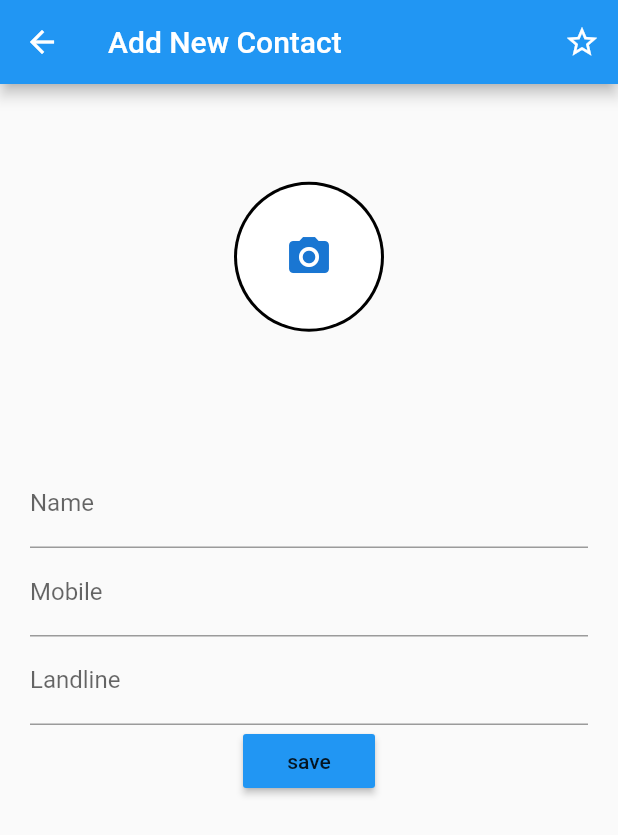
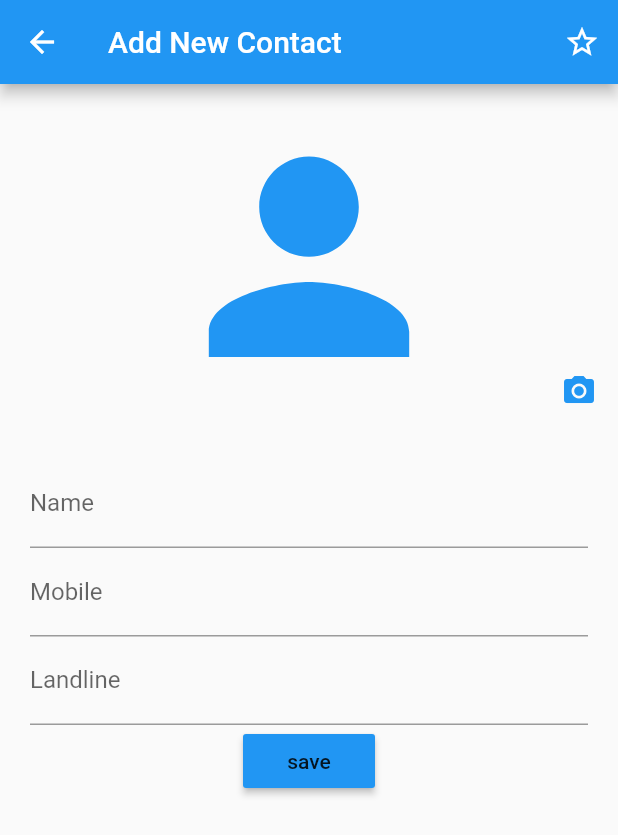
Before and after one commit to Palak147/ContactApp_bloc, a Flutter app: the EditContactScreen screen opened by its route, after a tap on the "camera alt" icon, on a phone screen of 412 x 824 dp. Shown: the top 835 px of the screen. Run offline on Flutter 3.47's test engine with Material 2 defaults, Android fonts, the phone set to English and light mode, and no system bars; our stand-ins replace bloc, equatable, flutter_bloc, image_picker, sqflite; accounts and stored records are empty.

Commit message:
added camera and fav contacts list functionality

```diff
--- a/lib/main.dart
+++ b/lib/main.dart
@@ -29,6 +29,10 @@ class MyApp extends StatelessWidget {
                   create: (context) => ContactsBloc(),
                   child: EditContactScreen(),
                 ),
+                BlocProvider<FavContactsBloc>(
+                  create: (context) => FavContactsBloc(),
+                  child: FavoriteContactScreen(),
+                ),
               ],
             ),
         EditContactScreen.routeName: (context) => BlocProvider<ContactsBloc>(
--- a/lib/src/bloc/blocs.dart
+++ b/lib/src/bloc/blocs.dart
@@ -1,2 +1,3 @@
 export './contacts/contacts.dart';
 export './nav_drawer/nav_drawer.dart';
+export './fav_contacts/fav_contacts.dart';
--- /dev/null
+++ b/lib/src/bloc/fav_contacts/fav_contacts.dart
@@ -0,0 +1,3 @@
+export './fav_contacts_bloc.dart';
+export './fav_contacts_event.dart';
+export './fav_contacts_state.dart';
--- /dev/null
+++ b/lib/src/bloc/fav_contacts/fav_contacts_event.dart
@@ -0,0 +1,13 @@
+import 'package:equatable/equatable.dart';
+
+abstract class FavContactsEvent extends Equatable {
+  const FavContactsEvent();
+}
+
+class LoadFavContacts extends FavContactsEvent {
+  @override
+  List<Object> get props => [];
+
+  @override
+  String toString() => 'LoadFavContacts';
+}
--- /dev/null
+++ b/lib/src/bloc/fav_contacts/fav_contacts_state.dart
@@ -0,0 +1,31 @@
+import 'package:ContactsApp/src/models/contact.dart';
+import 'package:equatable/equatable.dart';
+
+abstract class FavContactsState extends Equatable {
+  @override
+  List<Object> get props => const [];
+
+  const FavContactsState();
+}
+
+class FavContactsLoading extends FavContactsState {
+  FavContactsLoading();
+  @override
+  String toString() => 'FavContactsLoading';
+}
+
+class FavContactsLoaded extends FavContactsState {
+  final List<Contact> favContacts;
+  const FavContactsLoaded({this.favContacts = const []});
+
+  @override
+  List<Object> get props => [favContacts];
+
+  @override
+  String toString() => 'FavContactsLoaded';
+}
+
+class FavContactsNotLoaded extends FavContactsState {
+  @override
+  String toString() => 'ContactsNotLoaded';
+}
--- a/lib/src/models/contact.dart
+++ b/lib/src/models/contact.dart
@@ -6,11 +6,13 @@ class Contact extends Equatable {
   final String mobile;
   final String landline;
   final bool isFav;
+  final String imageUrl;
   Contact({
     this.id,
     this.name,
     this.mobile,
     this.landline,
+    this.imageUrl = '',
     this.isFav = false,
   });
   //this.imageUrl = null});
@@ -20,6 +22,7 @@ class Contact extends Equatable {
         name = dbVal['name'],
         mobile = dbVal['mobile'],
         landline = dbVal['landline'],
+        imageUrl = dbVal['imageUrl'],
         isFav = dbVal['isFav'] == 1;
 
   Map<String, dynamic> toDb() {
@@ -28,6 +31,7 @@ class Contact extends Equatable {
       "name": name,
       "mobile": mobile,
       "landline": landline,
+      "imageUrl": imageUrl,
       "isFav": isFav ? 1 : 0
     };
   }
@@ -38,10 +42,11 @@ class Contact extends Equatable {
         mobile,
         landline,
         isFav,
+        imageUrl,
       ];
 
   @override
   String toString() {
-    return 'Contact { id: $id, name :$name, mobile:$mobile, landline:$landline, isFav:$isFav }';
+    return 'Contact { id: $id, name :$name, mobile:$mobile, landline:$landline, isFav:$isFav, imageUrl:$imageUrl }';
   }
 }
--- a/lib/src/repository/contact_db_repository.dart
+++ b/lib/src/repository/contact_db_repository.dart
@@ -7,12 +7,6 @@ import 'package:sqflite/sqflite.dart';
 import 'package:uuid/uuid.dart';
 
 class ContactDbRepository implements ContactRepository {
-  final String columnId = 'id';
-  final String columnName = 'name';
-  final String columnMobile = 'mobile';
-  final String columnLandline = 'landline';
-  final String columnImage = 'image';
-  final bool columnIsFav = false;
   Database _db;
 
   static var uuid = Uuid();
@@ -59,6 +53,7 @@ class ContactDbRepository implements ContactRepository {
           name TEXT,
           mobile TEXT,
           landline TEXT,
+          imageUrl TEXT,
           isFav INTEGER
         )
 
@@ -70,9 +65,6 @@ class ContactDbRepository implements ContactRepository {
 
   @override
   Future<List<Contact>> fetchContacts() async {
-    //   addDummyContacts();
-    //   return Future.delayed(const Duration(milliseconds: 0), () => dummyContacts);
-    // }
     var dbClient = await db;
     final maps = await dbClient.query(
       "Contacts",
@@ -85,22 +77,12 @@ class ContactDbRepository implements ContactRepository {
   }
 
   @override
-  Future<List<Contact>> fetchFavContacts() {
-    throw UnimplementedError();
-  }
-
-  @override
-  Future<Contact> fetchContactById(String id) async {
+  Future<List<Contact>> fetchFavContacts() async {
     var dbClient = await db;
-    final maps = await dbClient.query(
-      "Contacts",
-      columns: null,
-      where: "id = ?",
-      whereArgs: [id],
-    );
-
+    final maps =
+        await dbClient.query("Contacts", columns: null, where: "isFav = 1");
     if (maps.length > 0) {
-      return Contact.fromDb(maps.first);
+      return List<Contact>.from(maps.map((contact) => Contact.fromDb(contact)));
     }
     return null;
   }
--- a/lib/src/repository/contact_repository.dart
+++ b/lib/src/repository/contact_repository.dart
@@ -3,7 +3,6 @@ import 'package:ContactsApp/src/models/contact.dart';
 abstract class ContactRepository {
   Future<List<Contact>> fetchContacts();
   Future<List<Contact>> fetchFavContacts();
-  Future<Contact> fetchContactById(String id);
   Future<void> addContact(Contact contact);
   Future<int> updateContact(Contact contact);
   Future<int> deleteContactById(String id);
--- a/lib/src/screens/edit_contact_screen.dart
+++ b/lib/src/screens/edit_contact_screen.dart
@@ -1,9 +1,12 @@
+import 'dart:io';
 import 'package:ContactsApp/src/bloc/blocs.dart';
-import 'package:ContactsApp/src/bloc/contacts/contacts.dart';
 import 'package:ContactsApp/src/models/contact.dart';
 import 'package:flutter/material.dart';
 import 'package:flutter_bloc/flutter_bloc.dart';
+import 'package:image_picker/image_picker.dart';
 import 'package:uuid/uuid.dart';
+import 'package:path_provider/path_provider.dart' as syspaths;
+import 'package:path/path.dart' as path;
 
 class EditContactScreen extends StatefulWidget {
   static const routeName = 'EditContactScreen';
@@ -18,6 +21,9 @@ class _EditContactScreenState extends State<EditContactScreen> {
   String _name;
   String _landline;
   String _mobile;
+  String _imageUrl = '';
+  bool _isFav = false;
+  File _image;
   final uuid = Uuid();
   @override
   void didChangeDependencies() {
@@ -33,12 +39,13 @@ class _EditContactScreenState extends State<EditContactScreen> {
     } else {
       contact = new Contact();
     }
-
+    if (isEditing) _imageUrl = contact.imageUrl;
     final appBar = AppBar(
       title: isEditing ? Text('Update Contact') : Text('Add New Contact'),
       actions: <Widget>[
         IconButton(
-            icon: Icon(Icons.star_border), onPressed: () => print('pressed'))
+            icon: contact.isFav ? Icon(Icons.star) : Icon(Icons.star_border),
+            onPressed: () => _isFav = !contact.isFav)
       ],
     );
     return Scaffold(
@@ -66,20 +73,56 @@ class _EditContactScreenState extends State<EditContactScreen> {
         crossAxisAlignment: CrossAxisAlignment.center,
         children: <Widget>[
           Container(
-            height: 100,
-            width: 100,
-            padding: const EdgeInsets.all(2.0),
-            decoration:
-                new BoxDecoration(color: Colors.black, shape: BoxShape.circle),
-            child: CircleAvatar(
-              backgroundColor: Colors.white,
-              radius: 40,
+            width: double.infinity,
+            //color: Colors.pink,
+            //padding: const EdgeInsets.all(2.0),
+            child: Stack(
+              alignment: Alignment.bottomRight,
+              children: [
+                Container(
+                  width: double.infinity,
+                  height: (MediaQuery.of(context).size.height -
+                          appBar.preferredSize.height -
+                          MediaQuery.of(context).padding.top) *
+                      0.3,
+                  child: _imageUrl == ''
+                      ? Icon(
+                          Icons.person,
+                          size: 200,
+                          color: Theme.of(context).primaryColor,
+                        )
+                      : Image.file(
+                          File(_imageUrl),
+                          fit: BoxFit.cover,
+                        ),
+                ),
+                Padding(
+                  padding: EdgeInsets.all(2.0),
+                  child: Container(
+                    color: Colors.transparent,
                     child: IconButton(
                         icon: Icon(Icons.camera_alt),
-                iconSize: 32,
-                onPressed: () {},
+                        color: Colors.blue,
+                        onPressed: _takePicture),
                   ),
                 ),
+
+                //IconButton(icon: Icon(Icons.camera_alt), onPressed: null)
+              ],
+            ),
+            // decoration:
+            //     new BoxDecoration(color: Colors.black, shape: BoxShape.circle),
+            // child: _imageUrl == ''
+            //     ? CircleAvatar(
+            //         backgroundColor: Colors.white,
+            //         radius: 40,
+            //         child: IconButton(
+            //           icon: Icon(Icons.camera_alt),
+            //           iconSize: 32,
+            //           onPressed: _takePicture,
+            //         ),
+            //       )
+            //     : Image.file(File(_imageUrl)),
           ),
         ],
       ),
@@ -153,10 +196,31 @@ class _EditContactScreenState extends State<EditContactScreen> {
                 landline: isEditing && _landline == null
                     ? _landline = contact.landline
                     : _landline,
-            );
+                imageUrl: _imageUrl,
+                isFav: _isFav);
             BlocProvider.of<ContactsBloc>(context).add(
                 isEditing ? UpdateContact(newContact) : AddContact(newContact));
           }),
     );
   }
+
+  Future<void> _takePicture() async {
+    final picker = new ImagePicker();
+    final PickedFile imageFile = await picker.getImage(
+      source: ImageSource.camera,
+      maxWidth: 600,
+    );
+    if (imageFile != null) {
+      final appDir = await syspaths.getApplicationDocumentsDirectory();
+      final fileName = path.basename(imageFile.path);
+      _image = File(imageFile.path);
+      await _image
+          .copy('${appDir.path}/$fileName')
+          .then((value) => setState(() {
+                _imageUrl = value.path;
+              }));
     }
+    // _imageUrl = base64Encode(_image.readAsBytesSync());
+    //return imageFile.path;
+  }
+}
--- a/lib/src/widgets/widgets.dart
+++ b/lib/src/widgets/widgets.dart
@@ -1,6 +1,4 @@
 export 'contact_item.dart';
 export 'contact_list.dart';
-export './custom_app_bar.dart';
 export 'loading_indicator.dart';
 export 'nav_drawer_widget.dart';
-export 'main_container_widget.dart';
--- a/pubspec.yaml
+++ b/pubspec.yaml
@@ -25,9 +25,10 @@ dependencies:
     sdk: flutter
 
   bloc: ^6.0.1
+
   flutter_bloc: ^6.0.1
+
   equatable: ^1.2.3
-  # rxdart : ^0.24.1
 
   sqflite: ^1.3.1
 
```
Also changed, not shown: lib/src/bloc/fav_contacts/fav_contacts_bloc.dart (added, +28 -0 lines), lib/src/bloc/simple_bloc_observer.dart (deleted, +0 -27 lines), lib/src/screens/favorite_contact_screen.dart (+17 -2 lines), lib/src/widgets/contact_item.dart (+7 -2 lines), lib/src/widgets/custom_app_bar.dart (deleted, +0 -27 lines), lib/src/widgets/main_container_widget.dart (deleted, +0 -131 lines). Lines whose indentation alone changed are shown as unchanged.
